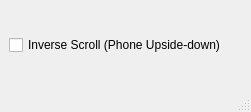
This is src/PhoneVariableScroll.ui in JohnCiubuc/phone-variable-scroll as Qt 5 draws it before an edit. The edited form follows.
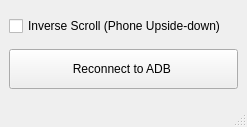
This is the edited form.

Commit message: ADB Bridge re-connect w/ gui

```diff
--- a/src/PhoneVariableScroll.ui
+++ b/src/PhoneVariableScroll.ui
@@ -6,8 +6,8 @@
    <rect>
     <x>0</x>
     <y>0</y>
-    <width>251</width>
-    <height>112</height>
+    <width>247</width>
+    <height>127</height>
    </rect>
   </property>
   <property name="windowTitle">
@@ -22,6 +22,19 @@
       </property>
      </widget>
     </item>
+    <item row="1" column="0">
+     <widget class="QPushButton" name="pushButton">
+      <property name="minimumSize">
+       <size>
+        <width>0</width>
+        <height>40</height>
+       </size>
+      </property>
+      <property name="text">
+       <string>Reconnect to ADB </string>
+      </property>
+     </widget>
+    </item>
    </layout>
   </widget>
   <widget class="QMenuBar" name="menubar">
```
Left out of the diff: 2 changed lines with no effect on the pictures. The commit also changes 3 other files.
